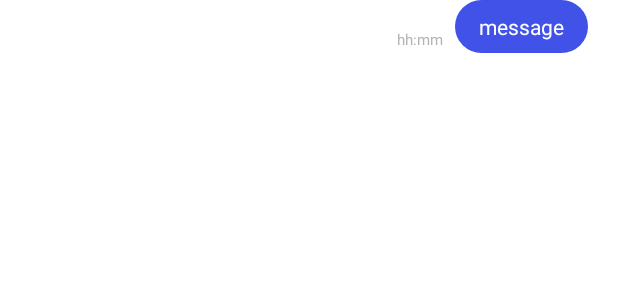
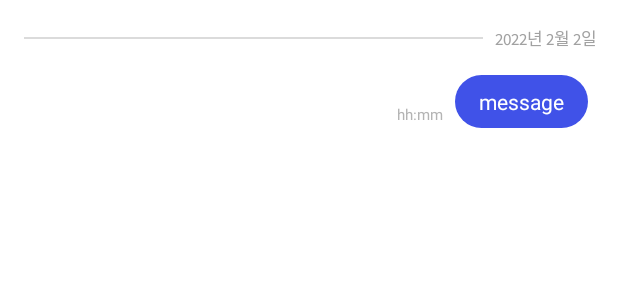
Before and after one commit to INFRAcp/INFRA-Android, an Android app: the layout item_my_chat_recyclerview.xml on its own in the app's theme, with its tools: preview values and no code run, on a phone screen of 412 x 824 dp. Shown: the top 300 px of the screen. Run offline under Robolectric (Android 15) with nearby library versions, the phone set to English and light mode, and no system bars.

Commit message:
[feat] #25 Add Date Line

```diff
--- a/app/src/main/java/com/example/infraandroid/chat/MessageInfo.kt
+++ b/app/src/main/java/com/example/infraandroid/chat/MessageInfo.kt
@@ -4,4 +4,5 @@ data class MessageInfo(
     var senderId: String = "",
     var message: String = "",
     var sendTime : String = "",
+    var dateLine : Boolean = true,
 )
--- a/app/src/main/res/layout/fragment_chat.xml
+++ b/app/src/main/res/layout/fragment_chat.xml
@@ -74,8 +74,7 @@
         app:layout_constraintBottom_toBottomOf="parent"
         app:layout_constraintLeft_toLeftOf="parent"
         app:layout_constraintRight_toRightOf="parent"
-        android:layout_marginVertical="6dp"
-        android:paddingTop="6dp"
+        android:paddingVertical="6dp"
         android:paddingLeft="20dp"
         android:paddingRight="16dp"
         android:orientation="horizontal">
--- a/app/src/main/res/layout/item_my_chat_recyclerview.xml
+++ b/app/src/main/res/layout/item_my_chat_recyclerview.xml
@@ -5,6 +5,45 @@
     android:layout_height="wrap_content"
     android:paddingBottom="4dp"
     xmlns:app="http://schemas.android.com/apk/res-auto">
+
+    <androidx.constraintlayout.widget.ConstraintLayout
+        android:id="@+id/date_line_constraint_layout"
+        android:layout_width="match_parent"
+        android:layout_height="50dp"
+        android:orientation="horizontal"
+        app:layout_constraintTop_toTopOf="parent"
+        app:layout_constraintLeft_toLeftOf="parent"
+        app:layout_constraintRight_toRightOf="parent">
+
+        <View
+            android:id="@+id/date_line_view"
+            android:layout_width="0dp"
+            android:layout_height="1dp"
+            android:background="@color/infra_gray_b"
+            app:layout_constraintRight_toLeftOf="@id/date_line_textview"
+            app:layout_constraintLeft_toLeftOf="parent"
+            app:layout_constraintTop_toTopOf="parent"
+            app:layout_constraintBottom_toBottomOf="parent"
+            android:layout_marginLeft="16dp"
+            />
+
+        <TextView
+            android:id="@+id/date_line_textview"
+            android:layout_width="wrap_content"
+            android:layout_height="wrap_content"
+            app:layout_constraintTop_toTopOf="@id/date_line_view"
+            app:layout_constraintBottom_toBottomOf="@id/date_line_view"
+            app:layout_constraintLeft_toRightOf="@id/date_line_view"
+            app:layout_constraintRight_toRightOf="parent"
+            android:layout_marginRight="14dp"
+            android:layout_marginLeft="8dp"
+            android:text="2022년 2월 2일"
+            android:fontFamily="@font/sans_pro_regular"
+            android:textSize="11sp"
+            android:textColor="@color/infra_gray_g"/>
+
+    </androidx.constraintlayout.widget.ConstraintLayout>
+
     <TextView
         android:id="@+id/my_chat_message_textview"
         android:background="@drawable/my_chatview_background"
@@ -17,7 +56,7 @@
         android:layout_width="wrap_content"
         android:layout_height="wrap_content"
         android:layout_marginRight="20dp"
-        app:layout_constraintTop_toTopOf="parent"
+        app:layout_constraintTop_toBottomOf="@id/date_line_constraint_layout"
         app:layout_constraintRight_toRightOf="parent"/>
 
     <TextView
@@ -25,7 +64,7 @@
         android:text="hh:mm"
         android:layout_width="wrap_content"
         android:layout_height="wrap_content"
-        app:layout_constraintTop_toTopOf="parent"
+        app:layout_constraintTop_toBottomOf="@id/date_line_constraint_layout"
         app:layout_constraintRight_toLeftOf="@id/my_chat_message_textview"
         android:layout_marginTop="19dp"
         android:layout_marginRight="8dp"
--- a/app/src/main/res/values/colors.xml
+++ b/app/src/main/res/values/colors.xml
@@ -15,6 +15,7 @@
     <color name="infra_gray_d">#E2E2E5</color>
     <color name="infra_gray_e">#EBEBEB</color>
     <color name="infra_gray_f">#AEAEAE</color>
+    <color name="infra_gray_g">#A1A1A1</color>
     <color name="infra_blue_a">#1843A1</color>
     <color name="infra_blue_b">#4052e8</color>
     <color name="infra_blue_c">#1027E2</color>
--- a/app/src/main/res/values/themes.xml
+++ b/app/src/main/res/values/themes.xml
@@ -2,9 +2,9 @@
     <!-- Base application theme. -->
     <style name="Theme.InfraAndroid" parent="Theme.MaterialComponents.Light.NoActionBar">
         <!-- Primary brand color. -->
-        <item name="colorPrimary">@color/purple_500</item>
-        <item name="colorPrimaryDark">@color/purple_700</item>
-        <item name="colorAccent">@color/teal_200</item>
+        <item name="colorPrimary">@color/infra_blue_b</item>
+        <item name="colorPrimaryDark">@color/infra_blue_b</item>
+        <item name="colorAccent">@color/infra_blue_b</item>
         <!-- Customize your theme here. -->
         <item name="bottomSheetDialogTheme">@style/AppBottomSheetDialogTheme</item>
     </style>
```
Also changed, not shown: app/src/main/java/com/example/infraandroid/chat/ChatFragment.kt (+11 -1 lines), app/src/main/java/com/example/infraandroid/chat/ChatMultiViewAdapter.kt (+13 -0 lines), app/src/main/res/layout/item_chat_recyclerview.xml (+45 -3 lines).
